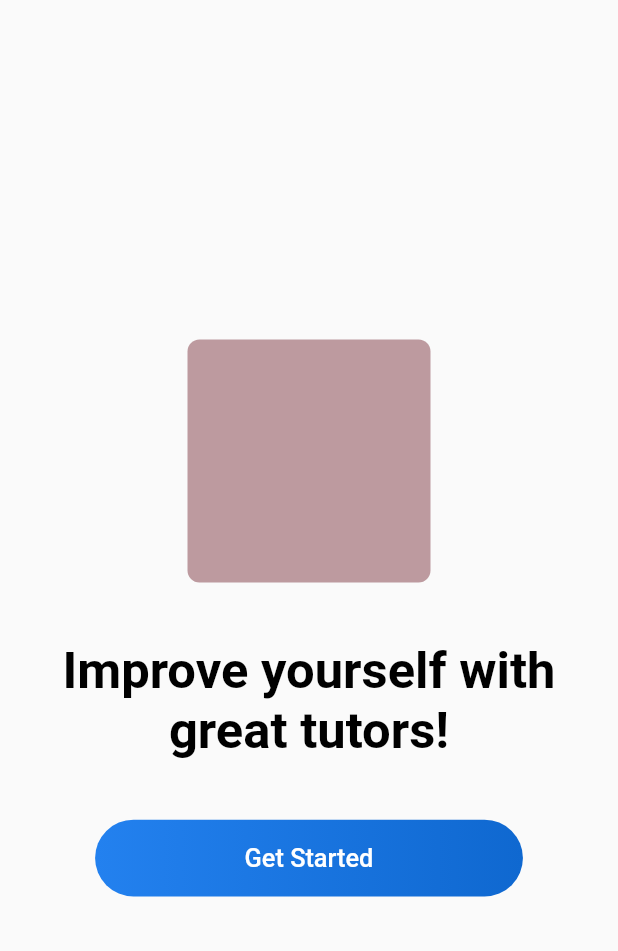
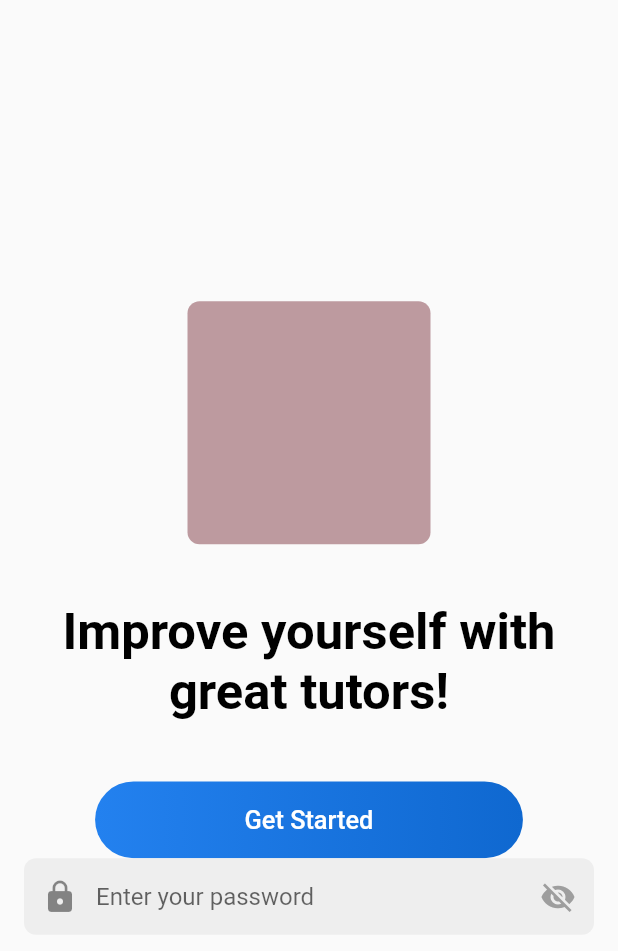
Before and after one commit to coderof19clc7/MobileApplicationProgrammingAdvance, a Flutter app: the screen it shows after launch, on a phone screen of 412 x 824 dp. Shown: the top 951 px of the screen. Run offline on Flutter 3.47's test engine with Material 2 defaults, Android fonts, the phone set to English and light mode, and no system bars.

Commit message:
create custom textfield widget

```diff
--- a/lib/presentations/screens/on_boarding_screen/on_boarding_screen.dart
+++ b/lib/presentations/screens/on_boarding_screen/on_boarding_screen.dart
@@ -3,6 +3,7 @@ import 'package:one_one_learn/configs/constants/colors.dart';
 import 'package:one_one_learn/configs/constants/dimens.dart';
 import 'package:one_one_learn/generated/l10n.dart';
 import 'package:one_one_learn/presentations/widgets/buttons/primary_fill_button.dart';
+import 'package:one_one_learn/presentations/widgets/textfield/textfield_current_widget.dart';
 
 class OnBoardingScreen extends StatelessWidget {
   const OnBoardingScreen({super.key});
@@ -48,6 +49,7 @@ class OnBoardingScreen extends StatelessWidget {
                 ),
               ),
             ),
+            TextFieldCurrentWidget(),
           ],
         ),
       ),
--- /dev/null
+++ b/lib/presentations/widgets/textfield/textfield_current_widget.dart
@@ -0,0 +1,52 @@
+import 'package:flutter/material.dart';
+
+///Created by Nguyen Huu Tuong on 02/03/2023.
+class TextFieldCurrentWidget extends StatefulWidget {
+  const TextFieldCurrentWidget({super.key, this.hintText,  this.leftWidget,  this.rightWidget});
+
+  final String? hintText;
+  final Widget? leftWidget;
+  final Widget? rightWidget;
+
+  @override
+  State<TextFieldCurrentWidget> createState() => _TextFieldCurrentWidgetState();
+}
+class _TextFieldCurrentWidgetState extends State<TextFieldCurrentWidget> {
+  bool _obscureText = true;
+  final TextEditingController _textController = TextEditingController();
+  @override
+  Widget build(BuildContext context) {
+    // build widget textfield  has background radius and icon left email
+    return Container(
+        margin: const EdgeInsets.symmetric(horizontal: 16.0),
+        child: TextField(
+          controller: _textController,
+          obscureText: _obscureText,
+          decoration: InputDecoration(
+            filled: true,
+            fillColor: Colors.grey[200],
+            contentPadding: EdgeInsets.all(16.0),
+            border: OutlineInputBorder(
+              borderRadius: BorderRadius.circular(8.0),
+              borderSide: BorderSide.none,
+            ),
+            hintText: widget.hintText ?? 'Enter your password',
+            prefixIcon: Icon(Icons.lock),
+            suffixIcon: InkWell(
+              onTap: (){
+                setState(() {
+                  _obscureText = !_obscureText;
+                });
+              },
+              child: Icon(
+                _obscureText ? Icons.visibility_off : Icons.visibility,
+                color: _obscureText ? Colors.grey : Colors.blue,
+              ),
+            ),
+          ),
+        )
+
+
+    );
+  }
+}
```
